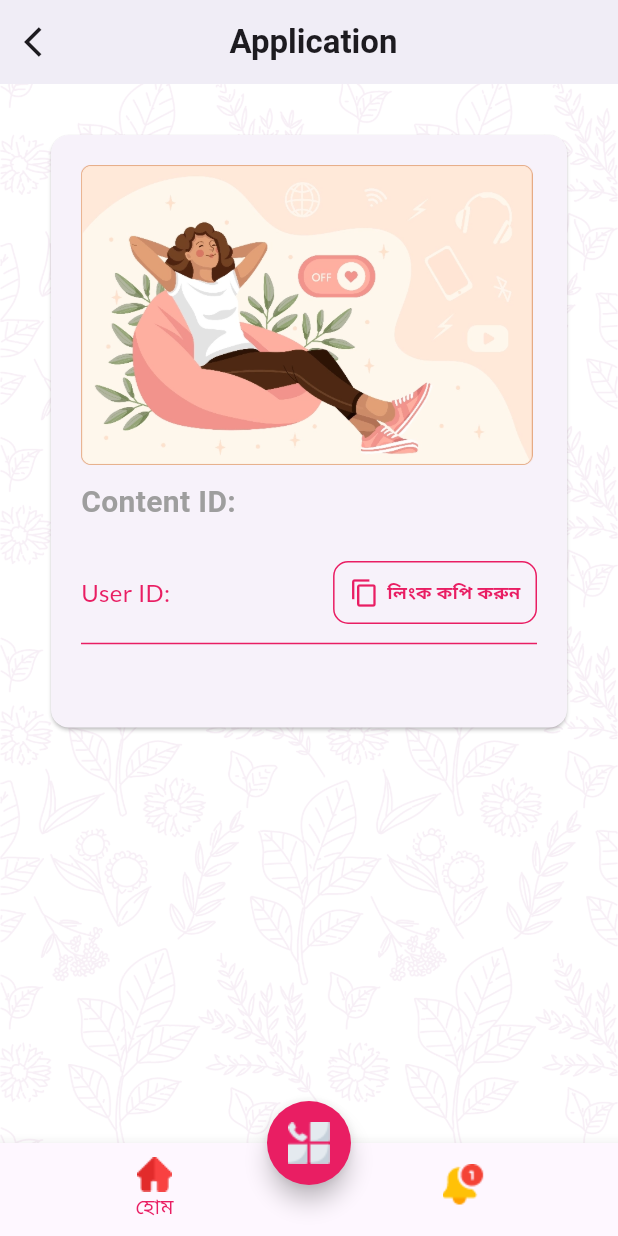
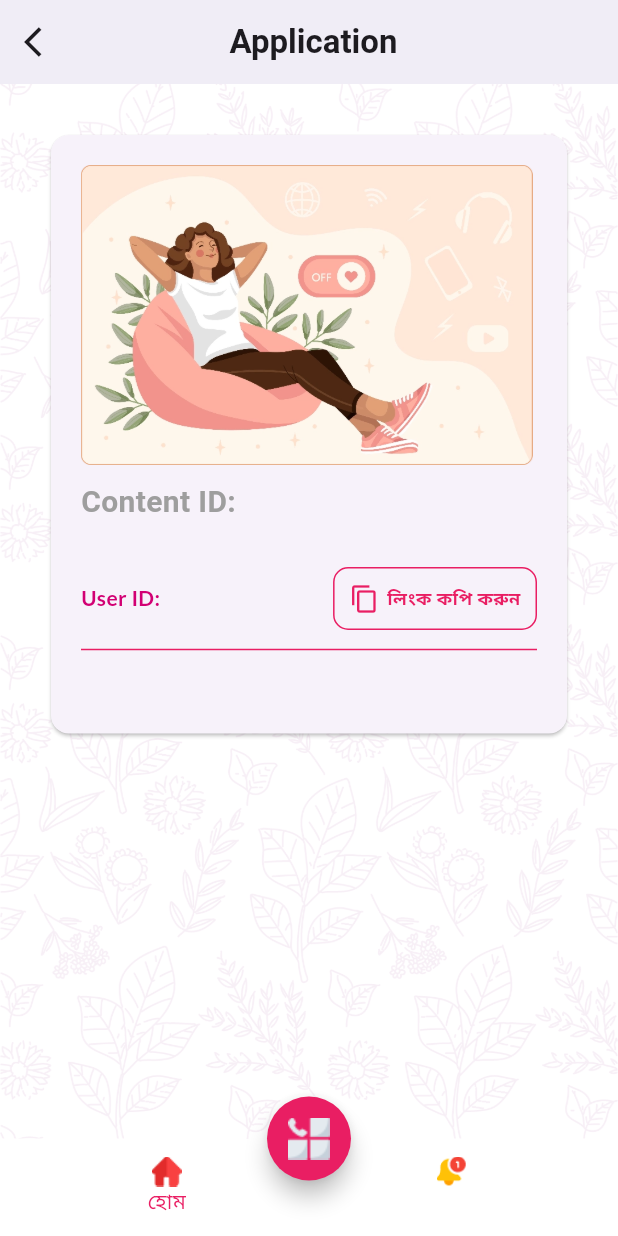
Before and after one commit to Mosh-Fatema-Koli/simple_app, a Flutter app: the BlogDetails screen opened directly with empty values, on a phone screen of 412 x 824 dp. Run offline on Flutter 3.47's test engine with Material 2 defaults, Android fonts, the phone set to English and light mode, and no system bars; our stand-ins replace get, google_fonts, hexcolor, lottie, sqflite; accounts and stored records are empty; network calls fail.

Commit message:
added new code

```diff
--- a/lib/src/view/const/text_style.dart
+++ b/lib/src/view/const/text_style.dart
@@ -1,10 +1,11 @@
 import 'package:flutter/material.dart';
 import 'package:google_fonts/google_fonts.dart';
+import 'package:hexcolor/hexcolor.dart';
 
 class AppTextStyle{
 
-  static final TextStyle titleTextStyle= GoogleFonts.lato(fontSize: 18, fontWeight: FontWeight.bold);
+  static final TextStyle titleTextStyle= GoogleFonts.lato(fontSize: 20, fontWeight: FontWeight.bold);
   static final TextStyle subTextStyle= GoogleFonts.lato(fontSize: 12,);
-  static final TextStyle id= GoogleFonts.lato(fontSize: 16,color: Colors.pink);
+  static final TextStyle id= GoogleFonts.lato(fontSize: 14,color: HexColor("#D20073"),fontWeight: FontWeight.w600);
 
 }
--- a/lib/src/view/screen/home/details.dart
+++ b/lib/src/view/screen/home/details.dart
@@ -149,6 +149,7 @@ import 'package:get/get.dart';
 import 'package:simple_app/src/view/const/text_style.dart';
 import 'package:simple_app/src/view/screen/home/model/home_model.dart';
 import 'package:simple_app/src/view/screen/main_page/nav_bar.dart';
+import 'package:simple_app/src/view/widget/nav_global.dart';
 
 class BlogDetails extends StatelessWidget {
 
--- a/lib/src/view/screen/splash/controller/splash_controller.dart
+++ b/lib/src/view/screen/splash/controller/splash_controller.dart
@@ -20,7 +20,6 @@ class SplashController extends GetxController{
     Future.delayed(const Duration(seconds: 3),(){
       Get.offAll(BottomNavBar());
 
-
     });
   }
 
--- /dev/null
+++ b/lib/src/view/widget/nav_global.dart
@@ -0,0 +1,85 @@
+
+import 'package:flutter/material.dart';
+import 'package:simple_app/src/view/screen/home/home.dart';
+
+class BottomNavBarPage extends StatefulWidget {
+  const BottomNavBarPage({Key? key}) : super(key: key);
+
+  @override
+  State<BottomNavBarPage> createState() => _BottomNavBarPageState();
+}
+
+class _BottomNavBarPageState extends State<BottomNavBarPage> {
+  int _selectedIndex1 = 0;
+
+  void _onItemTapped(int index) {
+    setState(() {
+      _selectedIndex1 = index;
+    });
+  }
+
+  final List<TabItem> _tabItems = [
+    TabItem(icon: "assets/h.png", label: "হোম"),
+    TabItem(icon: "assets/n.png", label: "নোটিফিকেশন"),
+  ];
+  @override
+
+  Widget build(BuildContext context) {
+
+
+    return BottomAppBar(
+      color: Colors.white,
+      shape: CircularNotchedRectangle(),
+      surfaceTintColor: Colors.white,
+      elevation: 15,
+      notchMargin: 15,
+      height: 65,
+      child: Row(
+        mainAxisAlignment: MainAxisAlignment.spaceAround,
+        children: _tabItems.asMap().entries.map((entry) {
+          final index = entry.key;
+          final tabItem = entry.value;
+          return GestureDetector(
+            onTap: () => _onItemTapped(index),
+            child: Column(
+              children: [
+                Image.asset(
+                  tabItem.icon,
+                  height: _selectedIndex1 == index ? 20 : 20,
+                  width: _selectedIndex1 == index ? 20 : 25,
+                ),
+                Text(
+                  _selectedIndex1 == index ? tabItem.label : "",
+                  style: TextStyle(
+                    color:  Colors.pink,
+                  ),
+                ),
+              ],
+            ),
+          );
+        }).toList(),
+      ),
+    );
+  }
+  Widget _buildPage(int index) {
+    switch (index) {
+      case 0:
+        return HomePage();
+      case 1:
+        return Center(
+          child: Text("নোটিফিকেশন"),
+        );
+      default:
+        return Center(
+          child: Text("Invalid Page"),
+        );
+    }
+  }
+}
+
+class TabItem {
+  final String icon;
+  final String label;
+
+  TabItem({required this.icon, required this.label});
+}
--- a/pubspec.yaml
+++ b/pubspec.yaml
@@ -41,7 +41,7 @@ dependencies:
   sqflite:
   google_fonts:
   path:
-  persistent_bottom_nav_bar:
+  hexcolor:
 
 
 
```
Also changed, not shown: lib/src/view/screen/home/comphonent/list_post.dart (+14 -5 lines), lib/src/view/screen/home/home.dart (+7 -0 lines), lib/src/view/screen/main_page/nav_bar.dart (+75 -66 lines), pubspec.lock.
